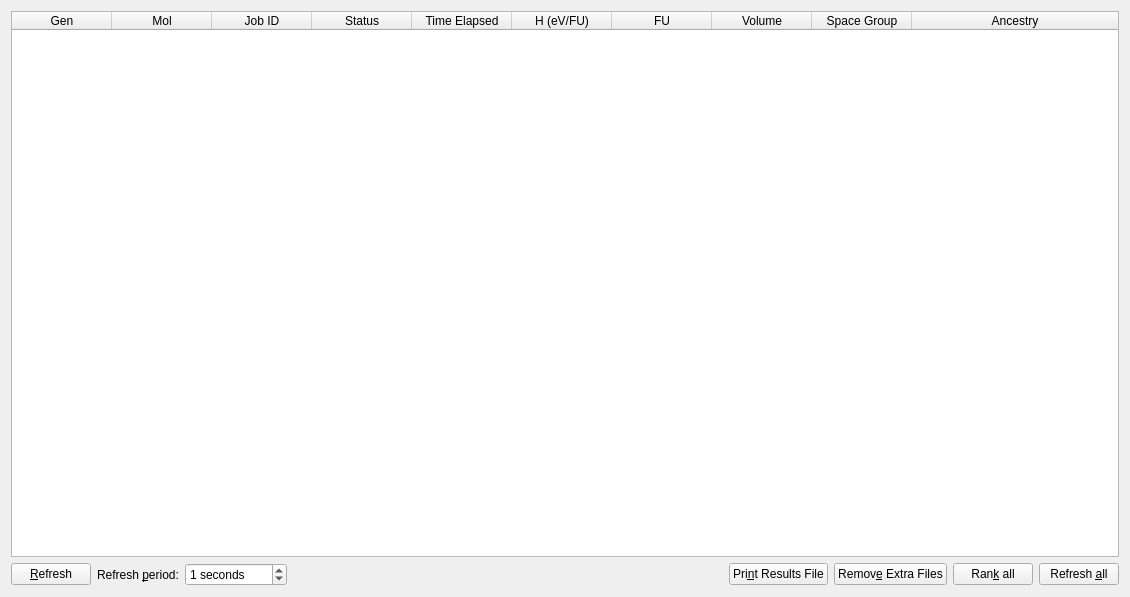
Qt form src/xtalopt/ui/tab_progress.ui (xtalopt/XtalOpt) before a commit.
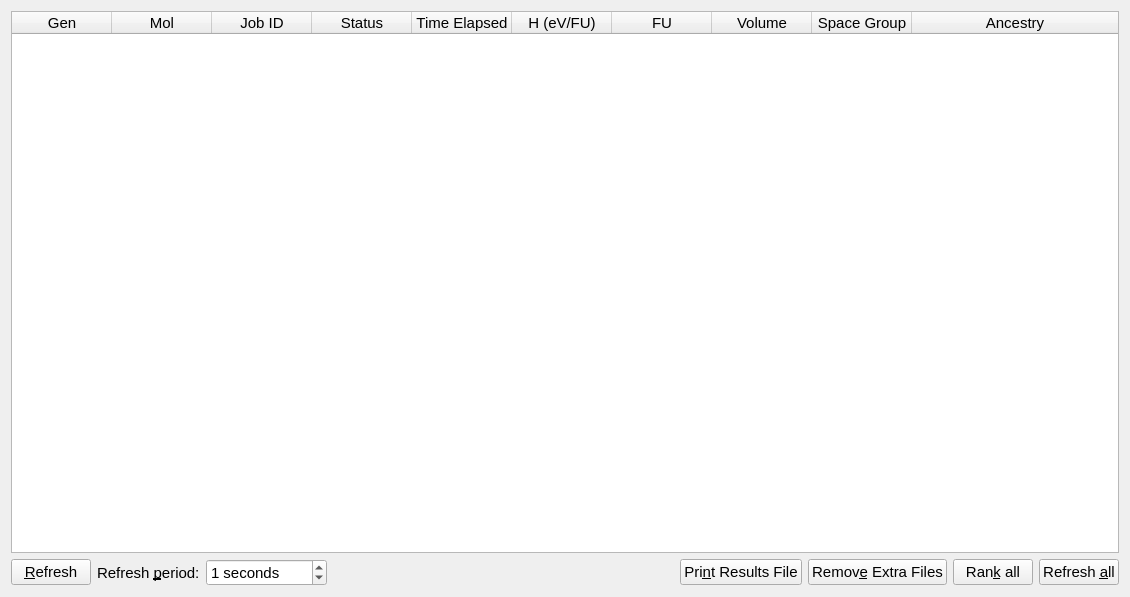
The same form after that commit.

The edit to the form file:
```diff
--- a/src/xtalopt/ui/tab_progress.ui
+++ b/src/xtalopt/ui/tab_progress.ui
@@ -16,6 +16,11 @@
   <layout class="QGridLayout" name="gridLayout">
    <item row="0" column="0" colspan="8">
     <widget class="QTableWidget" name="table_list">
+     <property name="font">
+      <font>
+       <pointsize>11</pointsize>
+      </font>
+     </property>
      <property name="contextMenuPolicy">
       <enum>Qt::CustomContextMenu</enum>
      </property>
@@ -97,6 +102,11 @@
        <verstretch>0</verstretch>
       </sizepolicy>
      </property>
+     <property name="font">
+      <font>
+       <pointsize>11</pointsize>
+      </font>
+     </property>
      <property name="text">
       <string>&amp;Refresh</string>
      </property>
@@ -104,6 +114,11 @@
    </item>
    <item row="2" column="1">
     <widget class="QLabel" name="label_36">
+     <property name="font">
+      <font>
+       <pointsize>11</pointsize>
+      </font>
+     </property>
      <property name="text">
       <string>Refresh &amp;period:</string>
      </property>
@@ -114,6 +129,11 @@
    </item>
    <item row="2" column="2">
     <widget class="QSpinBox" name="spin_period">
+     <property name="font">
+      <font>
+       <pointsize>11</pointsize>
+      </font>
+     </property>
      <property name="suffix">
       <string> seconds</string>
      </property>
@@ -143,6 +163,11 @@
    </item>
    <item row="2" column="4">
     <widget class="QPushButton" name="push_print">
+     <property name="font">
+      <font>
+       <pointsize>11</pointsize>
+      </font>
+     </property>
      <property name="toolTip">
       <string>Generates a run-results.txt file that lists all of the information about each structure in order of generation and structure number (As compared to the results.txt file which ranks the structures).</string>
      </property>
@@ -153,6 +178,11 @@
    </item>
    <item row="2" column="5">
     <widget class="QPushButton" name="push_clear">
+     <property name="font">
+      <font>
+       <pointsize>11</pointsize>
+      </font>
+     </property>
      <property name="toolTip">
       <string>&lt;html&gt;&lt;head/&gt;&lt;body&gt;&lt;p&gt;This button is used for VASP runs. It removes any extraneous files in each local subdirectory in order to reduce disk usage.&lt;/p&gt;&lt;p&gt;Files kept are structure.state, POTCAR, CONTCAR, and OUTCAR.&lt;/p&gt;&lt;/body&gt;&lt;/html&gt;</string>
      </property>
@@ -163,6 +193,11 @@
    </item>
    <item row="2" column="6">
     <widget class="QPushButton" name="push_rank">
+     <property name="font">
+      <font>
+       <pointsize>11</pointsize>
+      </font>
+     </property>
      <property name="toolTip">
       <string>Ranks all currently optimized structures and exports them to a subdirectory (Ranked) in two forms: POSCAR and .cif. Each can be found in separate directories.</string>
      </property>
@@ -173,6 +208,11 @@
    </item>
    <item row="2" column="7">
     <widget class="QPushButton" name="push_refreshAll">
+     <property name="font">
+      <font>
+       <pointsize>11</pointsize>
+      </font>
+     </property>
      <property name="text">
       <string>Refresh &amp;all</string>
      </property>
```
